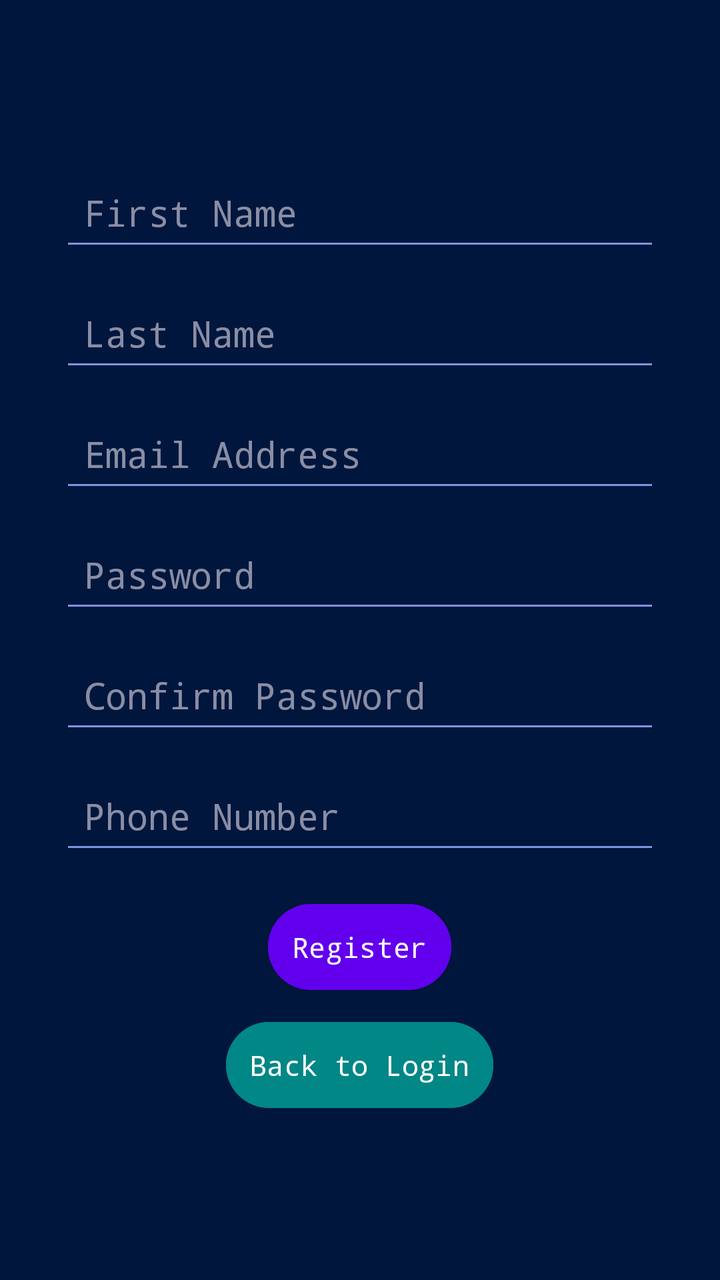
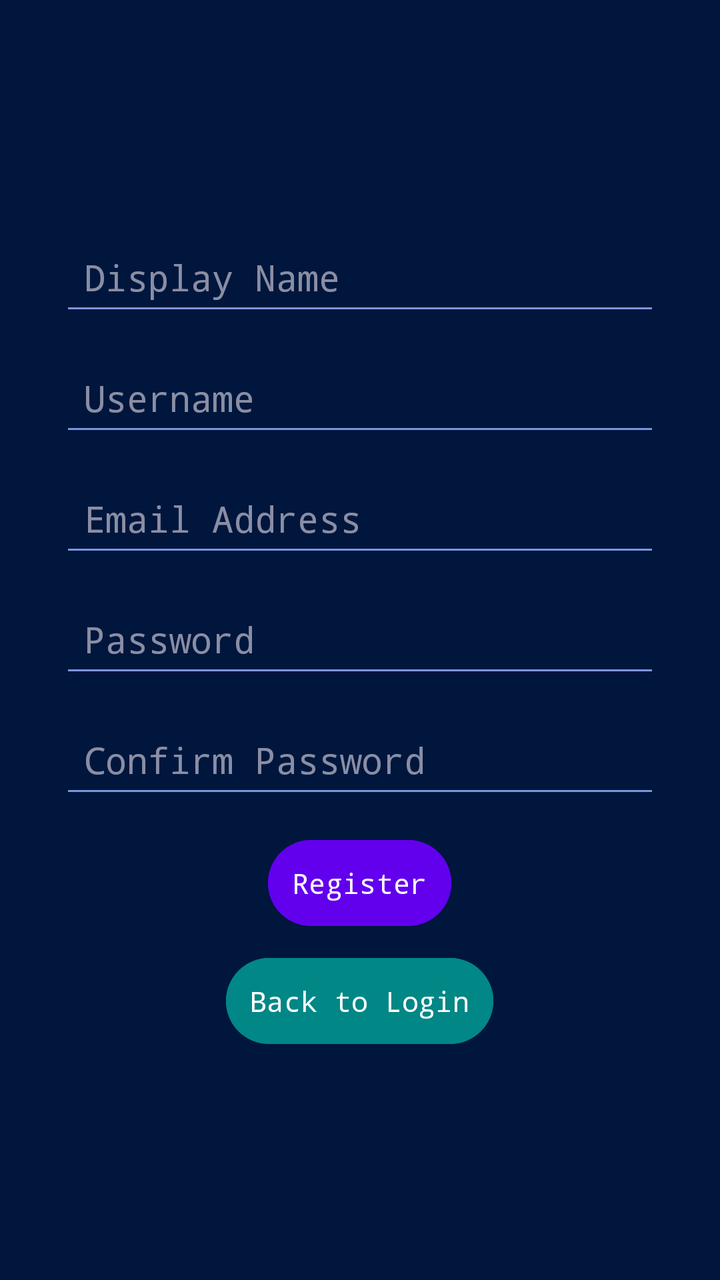

Before-and-after screenshots of an Android layout around one commit, followed by the original layout XML and the change that was made.
<!-- AndroidManifest.xml: application theme Theme.Dissonance -->
<!-- res/layout/fragment_signup.xml -->
<androidx.constraintlayout.widget.ConstraintLayout xmlns:android="http://schemas.android.com/apk/res/android"
    xmlns:app="http://schemas.android.com/apk/res-auto"
    android:layout_width="match_parent"
    android:layout_height="match_parent"
    android:padding="16dp">

    <ScrollView
        android:layout_width="wrap_content"
        android:layout_height="wrap_content"
        app:layout_constraintTop_toTopOf="parent"
        app:layout_constraintBottom_toBottomOf="parent"
        app:layout_constraintStart_toStartOf="parent"
        app:layout_constraintEnd_toEndOf="parent">

        <LinearLayout
            android:id="@+id/inputContainer"
            android:layout_width="wrap_content"
            android:layout_height="wrap_content"
            android:orientation="vertical"
            android:padding="16dp"
            android:gravity="center">

            <EditText
                android:id="@+id/firstName"
                android:layout_width="300dp"
                android:layout_height="wrap_content"
                android:hint="First Name"
                android:inputType="textPersonName"
                android:padding="12dp"
                android:layout_marginBottom="12dp" />

            <EditText
                android:id="@+id/lastName"
                android:layout_width="300dp"
                android:layout_height="wrap_content"
                android:hint="Last Name"
                android:inputType="textPersonName"
                android:padding="12dp"
                android:layout_marginBottom="12dp" />

            <EditText
                android:id="@+id/emailAddress"
                android:layout_width="300dp"
                android:layout_height="wrap_content"
                android:hint="Email Address"
                android:inputType="textEmailAddress"
                android:padding="12dp"
                android:layout_marginBottom="12dp" />

            <EditText
                android:id="@+id/password"
                android:layout_width="300dp"
                android:layout_height="wrap_content"
                android:hint="Password"
                android:inputType="textPassword"
                android:padding="12dp"
                android:layout_marginBottom="12dp" />

            <EditText
                android:id="@+id/confirmPassword"
                android:layout_width="300dp"
                android:layout_height="wrap_content"
                android:hint="Confirm Password"
                android:inputType="textPassword"
                android:padding="12dp"
                android:layout_marginBottom="12dp" />

            <EditText
                android:id="@+id/phoneNumber"
                android:layout_width="300dp"
                android:layout_height="wrap_content"
                android:hint="Phone Number"
                android:inputType="phone"
                android:padding="12dp"
                android:layout_marginBottom="16dp" />

            <Button
                android:id="@+id/registerButton"
                android:layout_width="wrap_content"
                android:layout_height="wrap_content"
                android:text="Register"
                android:padding="12dp"
                android:backgroundTint="@color/purple_500"
                android:textColor="@android:color/white"
                android:layout_gravity="center"
                android:layout_marginBottom="8dp" />

            <Button
                android:id="@+id/backToLoginButton"
                android:layout_width="wrap_content"
                android:layout_height="wrap_content"
                android:text="Back to Login"
                android:padding="12dp"
                android:backgroundTint="@color/teal_700"
                android:textColor="@android:color/white"
                android:layout_gravity="center" />
        </LinearLayout>
    </ScrollView>
</androidx.constraintlayout.widget.ConstraintLayout>
<!-- resources referenced by this layout -->
<resources>
  <color name="purple_500">#FF6200EE</color>
  <color name="teal_700">#FF018786</color>
  <style name="Theme.Dissonance" parent="Theme.Material3.Dark.NoActionBar">
          
          <item name="android:fontFamily">monospace</item>
  
          
          <item name="colorPrimary">@color/primary</item>
          <item name="colorPrimaryContainer">@color/tertiary</item>
          <item name="colorSecondary">@color/secondary</item>
  
          
          <item name="android:colorBackground">@color/background</item>
          <item name="colorSurface">@color/background</item>
  
          
          <item name="android:textColorPrimary">@color/text</item>
          <item name="android:textColorSecondary">@color/secondary</item>
  
          
          <item name="android:statusBarColor">@color/primary</item>
          <item name="android:navigationBarColor">@color/primary</item>
  
          
          <item name="colorButtonNormal">@color/secondary</item>
          <item name="android:colorControlHighlight">@color/ui_selection</item>
          <item name="android:colorAccent">@color/tertiary</item>
      </style>
  <color name="primary">#274479</color>
  <color name="tertiary">#556B9D</color>
  <color name="secondary">#7996DE</color>
  <color name="background">#00163D</color>
  <color name="text">#F5F5F5</color>
  <color name="ui_selection">#4DB1F9</color>
</resources>

<!-- the commit's change to res/layout/fragment_signup.xml (unified diff, before → after) -->
@@ -21,19 +21,19 @@
             android:gravity="center">
 
             <EditText
-                android:id="@+id/firstName"
+                android:id="@+id/displayName"
                 android:layout_width="300dp"
                 android:layout_height="wrap_content"
-                android:hint="First Name"
+                android:hint="Display Name"
                 android:inputType="textPersonName"
                 android:padding="12dp"
                 android:layout_marginBottom="12dp" />
 
             <EditText
-                android:id="@+id/lastName"
+                android:id="@+id/username"
                 android:layout_width="300dp"
                 android:layout_height="wrap_content"
-                android:hint="Last Name"
+                android:hint="Username"
                 android:inputType="textPersonName"
                 android:padding="12dp"
                 android:layout_marginBottom="12dp" />
@@ -65,14 +65,14 @@
                 android:padding="12dp"
                 android:layout_marginBottom="12dp" />
 
-            <EditText
-                android:id="@+id/phoneNumber"
-                android:layout_width="300dp"
-                android:layout_height="wrap_content"
-                android:hint="Phone Number"
-                android:inputType="phone"
-                android:padding="12dp"
-                android:layout_marginBottom="16dp" />
+
+
+
+
+
+
+
+
 
             <Button
                 android:id="@+id/registerButton"
